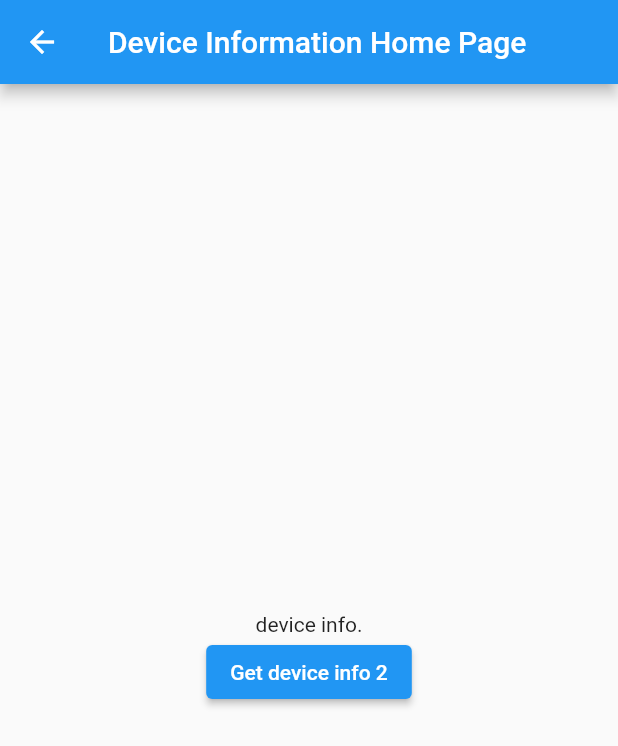
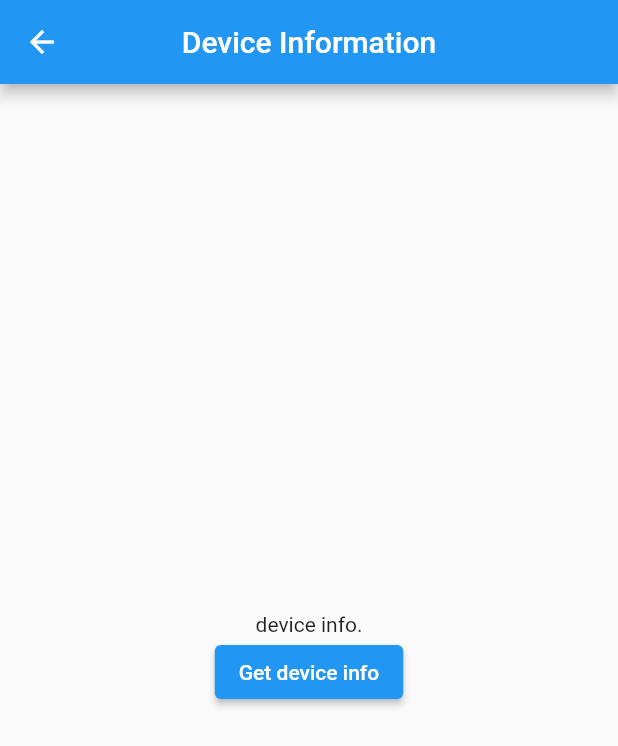
Before and after one commit to danganhphu/platform-flutter, a Flutter app: the MyHomepage screen opened directly, after a tap on "Device Info", on a phone screen of 412 x 824 dp. Shown: the top 746 px of the screen. Run offline on Flutter 3.47's test engine with Material 2 defaults, Android fonts, the phone set to English and light mode, and no system bars; our stand-ins replace fluttertoast.

Commit message:
platform update

```diff
--- a/platform_flutter/lib/channel/battery.dart
+++ b/platform_flutter/lib/channel/battery.dart
@@ -28,25 +28,12 @@ class _MyBatteryState extends State<MyBattery> {
     });
   }
 
-  // Future<void> _getBatteryLevel2() async {
-  //   String batteryLevel2;
-  //   try {
-  //     final int result = await platformBattery2.invokeMethod('getBatteryLevel2');
-  //     batteryLevel2 = 'Pin hiện tại là $result % .';
-  //   } on PlatformException catch (e) {
-  //     batteryLevel2 = "Lấy pin thất bại: '${e.message}'.";
-  //   }
-  //
-  //   setState(() {
-  //     _batteryLevel2 = batteryLevel2;
-  //   });
-  // }
 
   @override
   Widget build(BuildContext context) {
     return Scaffold(
       appBar: AppBar(
-        title: const Text("Battery Level Home Page"),
+        title: const Text("Battery Level"),
         centerTitle: true,
       ),
       body: Center(
--- a/platform_flutter/lib/channel/device_info.dart
+++ b/platform_flutter/lib/channel/device_info.dart
@@ -39,7 +39,7 @@ class _MyDeviceInfoState extends State<MyDeviceInfo> {
   Widget build(BuildContext context) {
     return Scaffold(
       appBar: AppBar(
-        title: const Text("Device Information Home Page"),
+        title: const Text("Device Information"),
         centerTitle: true,
       ),
       body: Center(
@@ -49,7 +49,7 @@ class _MyDeviceInfoState extends State<MyDeviceInfo> {
             Text(_deviceInfo),
             ElevatedButton(
               onPressed: _jSONMethodCodec,
-              child: const Text('Get device info 2'),
+              child: const Text('Get device info'),
             ),
           ],
         ),
--- a/platform_flutter/lib/channel/version_device.dart
+++ b/platform_flutter/lib/channel/version_device.dart
@@ -31,7 +31,7 @@ class _MyVersionDeviceState extends State<MyVersionDevice> {
   Widget build(BuildContext context) {
     return Scaffold(
       appBar: AppBar(
-        title: const Text("Android Version Home Page"),
+        title: const Text("Android Version"),
         centerTitle: true,
       ),
       body: Center(
--- a/platform_flutter/lib/main.dart
+++ b/platform_flutter/lib/main.dart
@@ -16,7 +16,7 @@ class MyApp extends StatelessWidget {
       theme: ThemeData(
         primarySwatch: Colors.blue,
       ),
-      home: const LoginPage(),
+      home: const MyHomepage(),
     );
   }
 }
--- a/platform_flutter/lib/my_routes/my_routes.dart
+++ b/platform_flutter/lib/my_routes/my_routes.dart
@@ -24,12 +24,12 @@ class MyHomepage extends StatelessWidget {
   Widget build(BuildContext context) {
     return Scaffold(
       appBar: AppBar(
-        title: const Text("Demo MethodChannel"),
+        title: const Text("Demo Platform"),
         centerTitle: true,
       ),
       body: Center(
         child: Column(
-          children: [
+          children: <Widget>[
             buildPadding(),
             builButton(context, title: "Battery", description: const MyBattery()),
             buildPadding(),
@@ -39,9 +39,11 @@ class MyHomepage extends StatelessWidget {
             buildPadding(),
             builButton(context, title: "Calculate", description: const MyCalculate()),
             buildPadding(),
-            builButton(context, title: "Platfrom Views", description: const NativeView()),
+            builButton(context, title: "Text Views", description: const NativeView()),
             buildPadding(),
             builButton(context, title: "Show Toast", description: const MyShowToast()),
+            buildPadding(),
+            builButton(context, title: "Login Page", description: const LoginPage()),
             buildPadding()
           ],
         ),
@@ -51,7 +53,7 @@ class MyHomepage extends StatelessWidget {
 
   Padding buildPadding() {
     return const Padding(
-              padding: EdgeInsets.symmetric(vertical: 10),
-            );
+      padding: EdgeInsets.symmetric(vertical: 10),
+    );
   }
 }
```
Also changed, not shown: platform_flutter/lib/platform_views/login_widget.dart (+16 -27 lines), platform_flutter/lib/platform_views/text_view.dart (+18 -32 lines), 3 other files.
